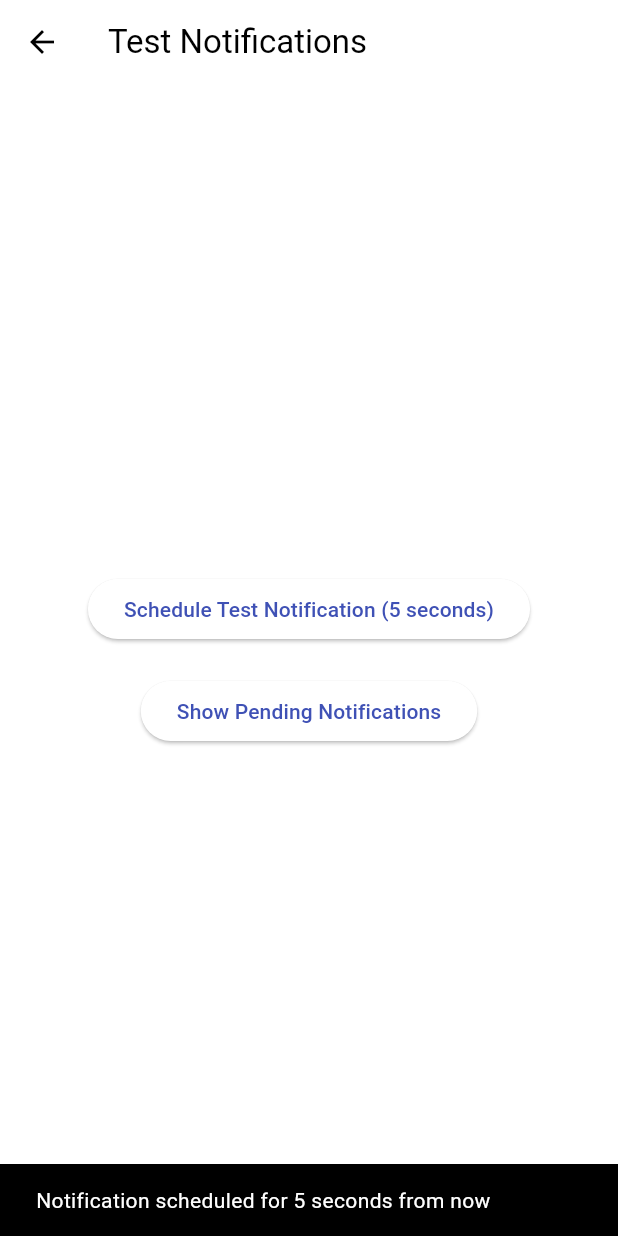
After one commit to manuelduarte077/brotato-game, a Flutter app: the NotificationTestScreen screen opened directly, after a tap on "Schedule Test Notification (5 seconds)", on a phone screen of 412 x 824 dp. The commit adds this screen. Run offline on Flutter 3.47's test engine with Material 3 defaults, Android fonts, the phone set to English and light mode, and no system bars; our stand-ins replace cloud_firestore, drift, firebase_auth, firebase_core, flutter_local_notifications, flutter_riverpod and 4 more; accounts and stored records are empty; generated files the repository leaves out were written again.

Commit message:
feat: update notification service with enhanced scheduling, validation

```diff
--- a/lib/infrastructure/services/notification_service.dart
+++ b/lib/infrastructure/services/notification_service.dart
@@ -1,17 +1,24 @@
 import 'package:flutter_local_notifications/flutter_local_notifications.dart';
 import 'package:timezone/timezone.dart' as tz;
 import '../../domain/models/reminder.dart';
+import 'package:flutter/foundation.dart';
 
 class NotificationService {
   static final NotificationService _instance = NotificationService._();
   factory NotificationService() => _instance;
   NotificationService._();
 
+  static const _channelId = 'reminders_channel';
+  static const _channelName = 'Reminders';
+  static const _channelDescription = 'Payment reminder notifications';
+  static const _recurringIdOffset = 1000;
+
   final _notifications = FlutterLocalNotificationsPlugin();
 
   Future<void> init() async {
     const androidSettings =
         AndroidInitializationSettings('@mipmap/ic_launcher');
+
     const iosSettings = DarwinInitializationSettings(
       requestAlertPermission: true,
       requestBadgePermission: true,
@@ -26,31 +33,60 @@ class NotificationService {
     await _notifications.initialize(settings);
   }
 
+  Future<bool> isNotificationScheduled(int id) async {
+    final pendingNotifications =
+        await _notifications.pendingNotificationRequests();
+    return pendingNotifications.any((notification) => notification.id == id);
+  }
+
   Future<void> scheduleReminderNotification(Reminder reminder) async {
-    final id = reminder.id ?? DateTime.now().millisecondsSinceEpoch;
+    try {
+      // Validación de datos de entrada
+      if (reminder.title.isEmpty) {
+        throw Exception('Reminder title cannot be empty');
+      }
+      if (reminder.amount <= 0) {
+        throw Exception('Reminder amount must be greater than 0');
+      }
+      if (reminder.dueDate.isBefore(DateTime.now())) {
+        throw Exception('Due date must be in the future');
+      }
+
+      final hasPermission = await requestPermissions();
+      if (!hasPermission) {
+        throw Exception('Notification permissions not granted');
+      }
+
+      final baseId = reminder.id ??
+          (DateTime.now().millisecondsSinceEpoch % 100000).toInt();
+
+      final androidDetails = AndroidNotificationDetails(
+        _channelId,
+        _channelName,
+        channelDescription: _channelDescription,
+        importance: Importance.high,
+        priority: Priority.high,
+        styleInformation: BigTextStyleInformation(''),
+      );
+
+      debugPrint('Scheduling notification for reminder: ${reminder.title}');
 
       await _notifications.zonedSchedule(
-      id,
+        baseId,
         'Payment Reminder: ${reminder.title}',
         'Amount: \$${reminder.amount} due today',
         tz.TZDateTime.from(reminder.dueDate, tz.local),
         NotificationDetails(
-        android: AndroidNotificationDetails(
-          'reminders_channel',
-          'Reminders',
-          channelDescription: 'Payment reminder notifications',
-          importance: Importance.high,
-          priority: Priority.high,
-        ),
+          android: androidDetails,
           iOS: const DarwinNotificationDetails(
             presentAlert: true,
             presentBadge: true,
             presentSound: true,
           ),
         ),
-      androidAllowWhileIdle: true,
         uiLocalNotificationDateInterpretation:
             UILocalNotificationDateInterpretation.absoluteTime,
+        androidScheduleMode: AndroidScheduleMode.exactAllowWhileIdle,
       );
 
       if (reminder.isRecurring && reminder.recurrenceType != null) {
@@ -62,15 +98,15 @@ class NotificationService {
         );
 
         await _notifications.zonedSchedule(
-        id + 1,
+          baseId + _recurringIdOffset,
           'Payment Reminder: ${reminder.title}',
           'Amount: \$${reminder.amount} due today',
           tz.TZDateTime.from(nextDate, tz.local),
           NotificationDetails(
             android: AndroidNotificationDetails(
-            'reminders_channel',
-            'Reminders',
-            channelDescription: 'Payment reminder notifications',
+              _channelId,
+              _channelName,
+              channelDescription: _channelDescription,
               importance: Importance.high,
               priority: Priority.high,
             ),
@@ -80,10 +116,14 @@ class NotificationService {
               presentSound: true,
             ),
           ),
-        androidAllowWhileIdle: true,
           uiLocalNotificationDateInterpretation:
               UILocalNotificationDateInterpretation.absoluteTime,
+          androidScheduleMode: AndroidScheduleMode.exactAllowWhileIdle,
         );
+      }
+    } catch (e) {
+      debugPrint('Error scheduling notification: $e');
+      throw Exception('Failed to schedule notification: $e');
     }
   }
 
@@ -117,4 +157,51 @@ class NotificationService {
   Future<void> cancelNotification(int id) async {
     await _notifications.cancel(id);
   }
+
+  Future<List<PendingReminderNotification>> getPendingReminders() async {
+    final pendingNotifications =
+        await _notifications.pendingNotificationRequests();
+    return pendingNotifications
+        .where((notification) => notification.id < _recurringIdOffset)
+        .map((notification) => PendingReminderNotification(
+              id: notification.id,
+              title: notification.title ?? '',
+              body: notification.body ?? '',
+            ))
+        .toList();
   }
+
+  Future<void> cancelAllNotifications() async {
+    debugPrint('Cancelling all notifications');
+    await _notifications.cancelAll();
+  }
+
+  Future<bool> requestPermissions() async {
+    final android = await _notifications
+        .resolvePlatformSpecificImplementation<
+            AndroidFlutterLocalNotificationsPlugin>()
+        ?.requestNotificationsPermission();
+    final ios = await _notifications
+        .resolvePlatformSpecificImplementation<
+            IOSFlutterLocalNotificationsPlugin>()
+        ?.requestPermissions(
+          alert: true,
+          badge: true,
+          sound: true,
+        );
+    return (android ?? false) || (ios ?? false);
+  }
+}
+
+// Clase auxiliar para manejar notificaciones pendientes
+class PendingReminderNotification {
+  final int id;
+  final String title;
+  final String body;
+
+  PendingReminderNotification({
+    required this.id,
+    required this.title,
+    required this.body,
+  });
+}
--- /dev/null
+++ b/lib/presentation/features/notifications/notification_test_screen.dart
@@ -0,0 +1,102 @@
+import 'package:flutter/material.dart';
+import '../../../domain/models/reminder.dart';
+import '../../../infrastructure/services/notification_service.dart';
+
+class NotificationTestScreen extends StatelessWidget {
+  NotificationTestScreen({super.key});
+
+  final NotificationService _notificationService = NotificationService();
+
+  @override
+  Widget build(BuildContext context) {
+    return Scaffold(
+      appBar: AppBar(
+        title: const Text('Test Notifications'),
+      ),
+      body: Center(
+        child: Column(
+          mainAxisAlignment: MainAxisAlignment.center,
+          children: [
+            ElevatedButton(
+              onPressed: () async {
+                final reminder = Reminder(
+                  id: 1,
+                  title: 'Test Notification',
+                  amount: 100.0,
+                  dueDate: DateTime.now().add(const Duration(seconds: 5)),
+                  category: 'Test',
+                );
+
+                try {
+                  await _notificationService
+                      .scheduleReminderNotification(reminder);
+                  if (!context.mounted) return;
+                  ScaffoldMessenger.of(context).showSnackBar(
+                    const SnackBar(
+                        content: Text(
+                            'Notification scheduled for 5 seconds from now')),
+                  );
+                } catch (e) {
+                  if (!context.mounted) return;
+                  ScaffoldMessenger.of(context).showSnackBar(
+                    SnackBar(
+                      content: Text(
+                          'Error scheduling notification: ${e.toString()}'),
+                      backgroundColor: Colors.red,
+                    ),
+                  );
+                }
+              },
+              child: const Text('Schedule Test Notification (5 seconds)'),
+            ),
+            const SizedBox(height: 20),
+            ElevatedButton(
+              onPressed: () async {
+                try {
+                  final pendingNotifications =
+                      await _notificationService.getPendingReminders();
+                  if (!context.mounted) return;
+
+                  showDialog(
+                    context: context,
+                    builder: (context) => AlertDialog(
+                      title: const Text('Pending Notifications'),
+                      content: SingleChildScrollView(
+                        child: Column(
+                          crossAxisAlignment: CrossAxisAlignment.start,
+                          mainAxisSize: MainAxisSize.min,
+                          children: pendingNotifications
+                              .map((notification) => ListTile(
+                                    title: Text(notification.title),
+                                    subtitle: Text(notification.body),
+                                  ))
+                              .toList(),
+                        ),
+                      ),
+                      actions: [
+                        TextButton(
+                          onPressed: () => Navigator.pop(context),
+                          child: const Text('Close'),
+                        ),
+                      ],
+                    ),
+                  );
+                } catch (e) {
+                  if (!context.mounted) return;
+                  ScaffoldMessenger.of(context).showSnackBar(
+                    SnackBar(
+                      content:
+                          Text('Error fetching notifications: ${e.toString()}'),
+                      backgroundColor: Colors.red,
+                    ),
+                  );
+                }
+              },
+              child: const Text('Show Pending Notifications'),
+            ),
+          ],
+        ),
+      ),
+    );
+  }
+}
--- a/lib/presentation/features/notifications/notifications_screen.dart
+++ b/lib/presentation/features/notifications/notifications_screen.dart
@@ -33,7 +33,6 @@ class NotificationsScreen extends ConsumerWidget {
             title: Text('Recent Notifications'),
             subtitle: Text('History of your notifications'),
           ),
-          // Add list of recent notifications
         ],
       ),
     );
--- a/pubspec.yaml
+++ b/pubspec.yaml
@@ -17,8 +17,9 @@ dependencies:
   firebase_core: ^3.10.0
   flutter:
     sdk: flutter
-  flutter_local_notifications: ^16.3.2
+  flutter_local_notifications: ^18.0.1
   flutter_riverpod: ^2.6.1
+  google_fonts: ^6.2.1
   google_sign_in: ^6.2.2
   intl: ^0.20.1
   shared_preferences: ^2.3.5
```
Also changed, not shown: pubspec.lock, 4 other files. Lines whose indentation alone changed are shown as unchanged.
